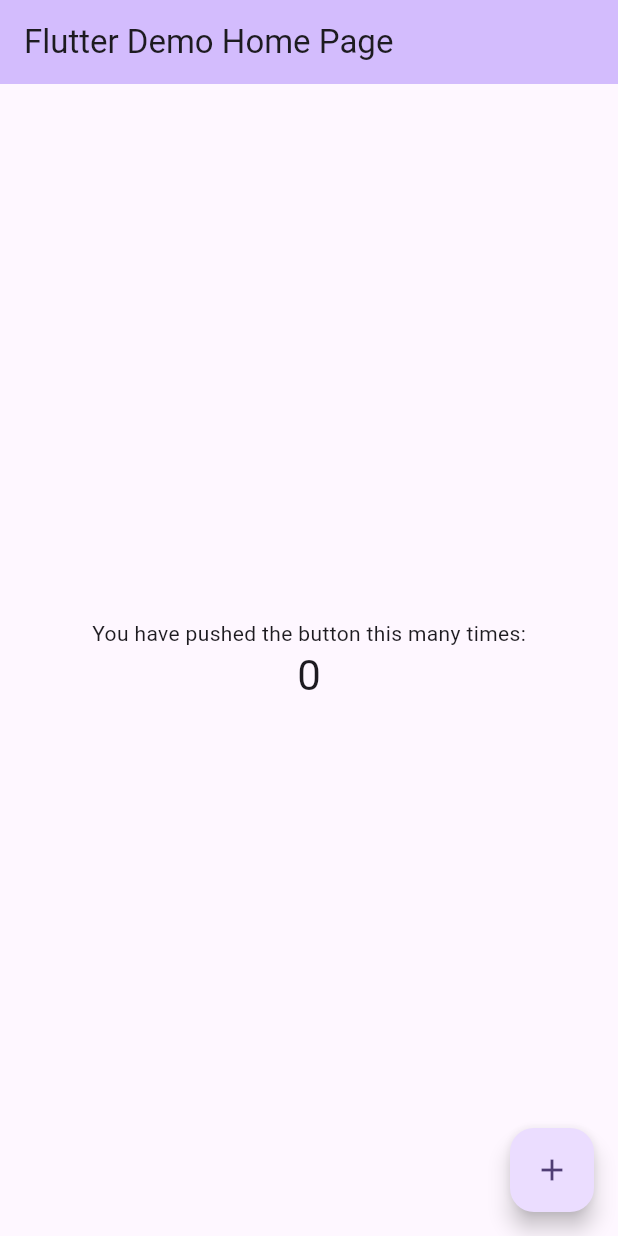
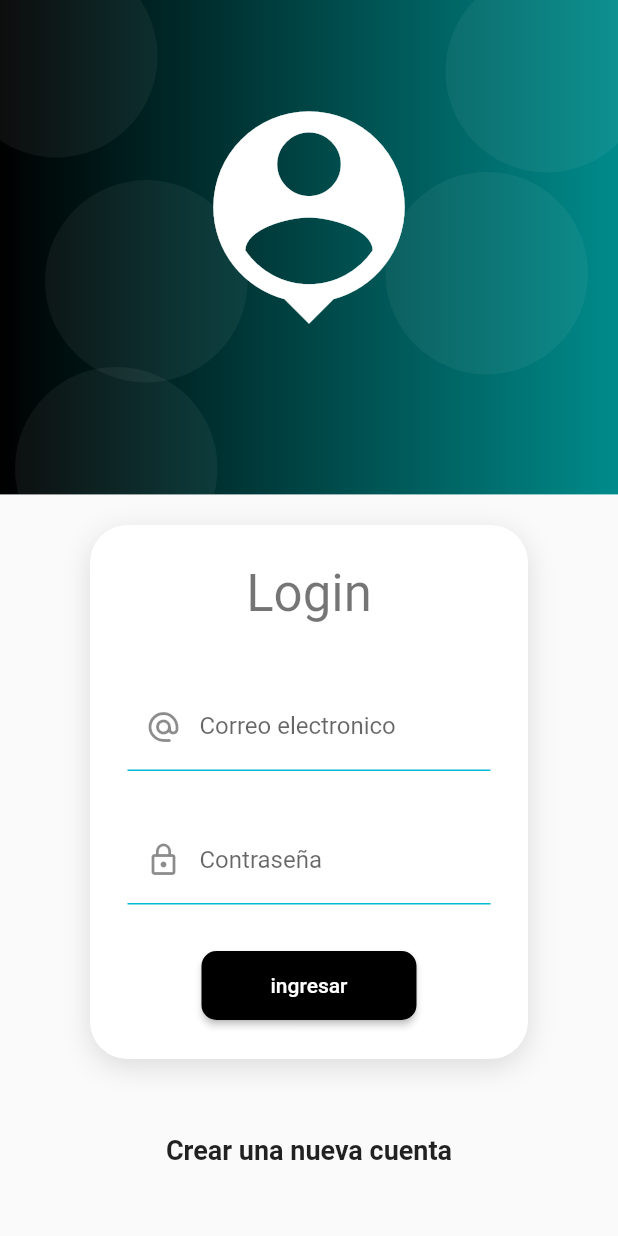
Before and after one commit to Ezee31/marketplace_uni, a Flutter app: the screen it shows after launch, on a phone screen of 412 x 824 dp. Run offline on Flutter 3.47's test engine with Material 2 defaults, Android fonts, the light colour scheme and no system bars.

Commit message:
importe todo en el nuevo proyecto, corregi tu kk

```diff
--- a/lib/main.dart
+++ b/lib/main.dart
@@ -1,125 +1,23 @@
 import 'package:flutter/material.dart';
+import 'package:marketplace_uni/screens/home_screen.dart';
+import 'package:marketplace_uni/screens/login_screen.dart';
 
 void main() {
-  runApp(const MyApp());
+  runApp(MarketplaceApp());
 }
 
-class MyApp extends StatelessWidget {
-  const MyApp({super.key});
-
-  // This widget is the root of your application.
+class MarketplaceApp extends StatelessWidget {
   @override
   Widget build(BuildContext context) {
     return MaterialApp(
-      title: 'Flutter Demo',
-      theme: ThemeData(
-        // This is the theme of your application.
-        //
-        // TRY THIS: Try running your application with "flutter run". You'll see
-        // the application has a blue toolbar. Then, without quitting the app,
-        // try changing the seedColor in the colorScheme below to Colors.green
-        // and then invoke "hot reload" (save your changes or press the "hot
-        // reload" button in a Flutter-supported IDE, or press "r" if you used
-        // the command line to start the app).
-        //
-        // Notice that the counter didn't reset back to zero; the application
-        // state is not lost during the reload. To reset the state, use hot
-        // restart instead.
-        //
-        // This works for code too, not just values: Most code changes can be
-        // tested with just a hot reload.
-        colorScheme: ColorScheme.fromSeed(seedColor: Colors.deepPurple),
-        useMaterial3: true,
-      ),
-      home: const MyHomePage(title: 'Flutter Demo Home Page'),
+      debugShowCheckedModeBanner: false,
+
+      title: 'Material app',
+      routes: {
+        'login': (_) => const LoginScreen(),
+       'home' : (_) => const HomeScreen(),
+      },
+      initialRoute: 'login',
     );
   }
 }
-
-class MyHomePage extends StatefulWidget {
-  const MyHomePage({super.key, required this.title});
-
-  // This widget is the home page of your application. It is stateful, meaning
-  // that it has a State object (defined below) that contains fields that affect
-  // how it looks.
-
-  // This class is the configuration for the state. It holds the values (in this
-  // case the title) provided by the parent (in this case the App widget) and
-  // used by the build method of the State. Fields in a Widget subclass are
-  // always marked "final".
-
-  final String title;
-
-  @override
-  State<MyHomePage> createState() => _MyHomePageState();
-}
-
-class _MyHomePageState extends State<MyHomePage> {
-  int _counter = 0;
-
-  void _incrementCounter() {
-    setState(() {
-      // This call to setState tells the Flutter framework that something has
-      // changed in this State, which causes it to rerun the build method below
-      // so that the display can reflect the updated values. If we changed
-      // _counter without calling setState(), then the build method would not be
-      // called again, and so nothing would appear to happen.
-      _counter++;
-    });
-  }
-
-  @override
-  Widget build(BuildContext context) {
-    // This method is rerun every time setState is called, for instance as done
-    // by the _incrementCounter method above.
-    //
-    // The Flutter framework has been optimized to make rerunning build methods
-    // fast, so that you can just rebuild anything that needs updating rather
-    // than having to individually change instances of widgets.
-    return Scaffold(
-      appBar: AppBar(
-        // TRY THIS: Try changing the color here to a specific color (to
-        // Colors.amber, perhaps?) and trigger a hot reload to see the AppBar
-        // change color while the other colors stay the same.
-        backgroundColor: Theme.of(context).colorScheme.inversePrimary,
-        // Here we take the value from the MyHomePage object that was created by
-        // the App.build method, and use it to set our appbar title.
-        title: Text(widget.title),
-      ),
-      body: Center(
-        // Center is a layout widget. It takes a single child and positions it
-        // in the middle of the parent.
-        child: Column(
-          // Column is also a layout widget. It takes a list of children and
-          // arranges them vertically. By default, it sizes itself to fit its
-          // children horizontally, and tries to be as tall as its parent.
-          //
-          // Column has various properties to control how it sizes itself and
-          // how it positions its children. Here we use mainAxisAlignment to
-          // center the children vertically; the main axis here is the vertical
-          // axis because Columns are vertical (the cross axis would be
-          // horizontal).
-          //
-          // TRY THIS: Invoke "debug painting" (choose the "Toggle Debug Paint"
-          // action in the IDE, or press "p" in the console), to see the
-          // wireframe for each widget.
-          mainAxisAlignment: MainAxisAlignment.center,
-          children: <Widget>[
-            const Text(
-              'You have pushed the button this many times:',
-            ),
-            Text(
-              '$_counter',
-              style: Theme.of(context).textTheme.headlineMedium,
-            ),
-          ],
-        ),
-      ),
-      floatingActionButton: FloatingActionButton(
-        onPressed: _incrementCounter,
-        tooltip: 'Increment',
-        child: const Icon(Icons.add),
-      ), // This trailing comma makes auto-formatting nicer for build methods.
-    );
-  }
-}
--- /dev/null
+++ b/lib/screens/login_screen.dart
@@ -0,0 +1,184 @@
+import 'package:flutter/material.dart';
+import 'package:marketplace_uni/widgets/input_decoration.dart';
+
+class LoginScreen extends StatelessWidget {
+  const LoginScreen({super.key});
+
+  @override
+  Widget build(BuildContext context) {
+    final size = MediaQuery.of(context).size;
+    return Scaffold(
+      body: SizedBox(
+        width:double.infinity,
+        height:double.infinity,
+        child: Stack(
+          children: [
+            cajaSuperior(size),
+            iconoPerfil(),
+            loginForm(context),
+          ],
+         ),
+      ),
+    );
+  }
+
+  SingleChildScrollView loginForm(BuildContext context) {
+    return SingleChildScrollView(
+      child: Column(
+              children: [
+                const SizedBox(height: 350),
+                Container(
+                  padding: const EdgeInsets.all(25),
+                  margin: const EdgeInsets.symmetric(horizontal: 60),
+                  width: double.infinity,
+                  //height: 420,
+                  decoration: BoxDecoration(
+                    color: Colors.white,
+                    borderRadius: BorderRadius.circular(25),
+                    boxShadow: const [
+                      BoxShadow(
+                        color: Colors.black12,
+                        blurRadius: 15,
+                        offset: Offset(0,5),
+                      )
+                    ]
+                  ),
+                  child: Column(
+                    children: [
+                      Text(
+                        'Login',
+                        style: Theme.of(context).textTheme.headlineMedium),
+                        const SizedBox(height: 40),
+                        Container(
+                          child: Form(
+                            autovalidateMode: AutovalidateMode.onUserInteraction,
+                            child: Column(
+                              children: [
+                                TextFormField(
+                                  keyboardType: TextInputType.emailAddress,
+                                  autocorrect: false,
+                                  decoration: InputDecorations.inputDecoration(
+                                  hintText: 'ejemplo@hotmail.com',
+                                  labelText: 'Correo electronico',
+                                  icono: const Icon(Icons.alternate_email_rounded)),
+                                  validator: (value) {
+                                  String pattern =
+                                    r"^[a-zA-Z0-9.a-zA-Z0-9.!#$%&'*+-/=?^_`{|}~]+@[a-zA-Z0-9]+\.[a-zA-Z]+";
+                                  RegExp regExp = new RegExp(pattern);
+                                  return regExp.hasMatch(value ?? '')
+                                    ? null
+                                    :'el valor ingresado no es un correo';
+                                  } ,),
+
+                                  const SizedBox(height: 30),
+                                  TextFormField(
+                                  autocorrect: false,
+                                  obscureText: true,
+                                  decoration: InputDecorations.inputDecoration(
+                                    hintText: '*******',
+                                    labelText:'Contraseña',
+                                    icono: Icon(Icons.lock_outline)),
+                                    validator: (value) {
+                                      return (value != null && value.length >=6)
+                                      ? null
+                                      : 'la contraseña debe contener almenos 6 caracteres';
+                                    },
+                                     ),
+                                    const SizedBox(height: 30),
+                                    MaterialButton(
+                                      shape: RoundedRectangleBorder( borderRadius: BorderRadius.circular(10) ),
+                                      disabledColor: Colors.grey,
+                                      color: Colors.black,
+                                      child: Container(
+                                        padding: const EdgeInsets.symmetric(horizontal: 30, vertical: 15),
+                                        child: const Text(
+                                          'ingresar',
+                                        style: TextStyle(
+                                          color: Colors.white
+                                        ),),
+                                      ),
+                                      onPressed: () {
+                                        Navigator.pushReplacementNamed(context, 'home');
+                                      },
+                                    )
+                              ],
+                              ),
+
+                          ),
+                        )
+                    ],
+                  ),
+                ),
+                 const SizedBox(height: 50),
+                const Text (
+                  'Crear una nueva cuenta',
+                  style: TextStyle(fontSize: 18, fontWeight: FontWeight.bold),
+                  )
+              ],
+              ),
+    );
+  }
+
+  SafeArea iconoPerfil() {
+    return SafeArea(
+          child :Container( //perfil
+            margin: const EdgeInsets.only(top: 60),
+            width: double.infinity,
+            child: const Icon(Icons.person_pin,
+            color: Colors.white,
+            size: 170,),
+          )
+          );
+  }
+
+  Container cajaSuperior(size) {
+    return Container(
+            decoration: const BoxDecoration(
+              gradient: LinearGradient(colors:[
+                Color.fromRGBO(0, 0, 0, 1),
+                Color.fromRGBO(0, 139, 139, 1),
+              ] )),
+            width: double.infinity,
+            height: size.height * 0.4,
+            child: Stack(
+              children: [
+                Positioned(
+                  top: 120,
+                  left: 30,
+                  child: burbujas(),
+                ),
+                Positioned(
+                  top: -30,
+                  left: -30,
+                  child: burbujas(),
+                ),
+                Positioned(
+                  top: -20,
+                  right: -20,
+                  child: burbujas(),
+                ),Positioned(
+                  bottom: -50,
+                  left: 10,
+                  child: burbujas(),
+                ),
+                Positioned(
+                  bottom: 80,
+                  right: 20,
+                  child: burbujas(),
+                )
+
+              ],
+            ),
+          );
+  }
+
+  Container burbujas() {
+    return Container(
+                width: 135,
+                height: 135,
+                decoration: BoxDecoration(
+                  borderRadius: BorderRadius.circular(100),
+                  color: const Color.fromRGBO(255, 255, 255, 0.05)),
+                );
+  }
+}
--- /dev/null
+++ b/lib/widgets/input_decoration.dart
@@ -0,0 +1,21 @@
+import 'package:flutter/material.dart';
+
+class InputDecorations {
+  static InputDecoration inputDecoration(
+    {required String hintText,
+    required String labelText,
+    required Icon icono}) {
+    return  InputDecoration(
+      enabledBorder: const UnderlineInputBorder(
+      borderSide: BorderSide(color: Colors.cyan),
+      ),
+      focusedBorder: const UnderlineInputBorder(
+      borderSide: BorderSide(
+      color:Colors.black, width: 2 ),
+      ),
+      hintText: hintText,
+      labelText: labelText,
+      prefixIcon: icono,
+    );
+  }
+}
```
Also changed, not shown: lib/screens/home_screen.dart (added, +80 -0 lines), lib/widgets/categorias.dart (added, +24 -0 lines), lib/widgets/categorias_card.dart (added, +32 -0 lines), 1 other file.
